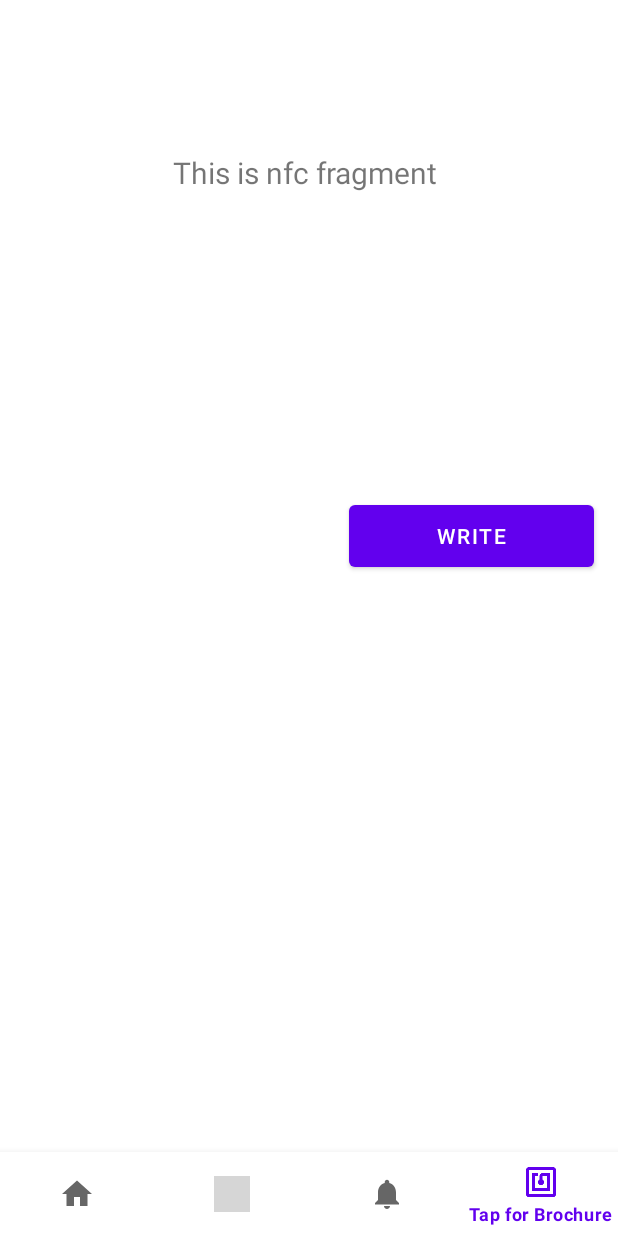
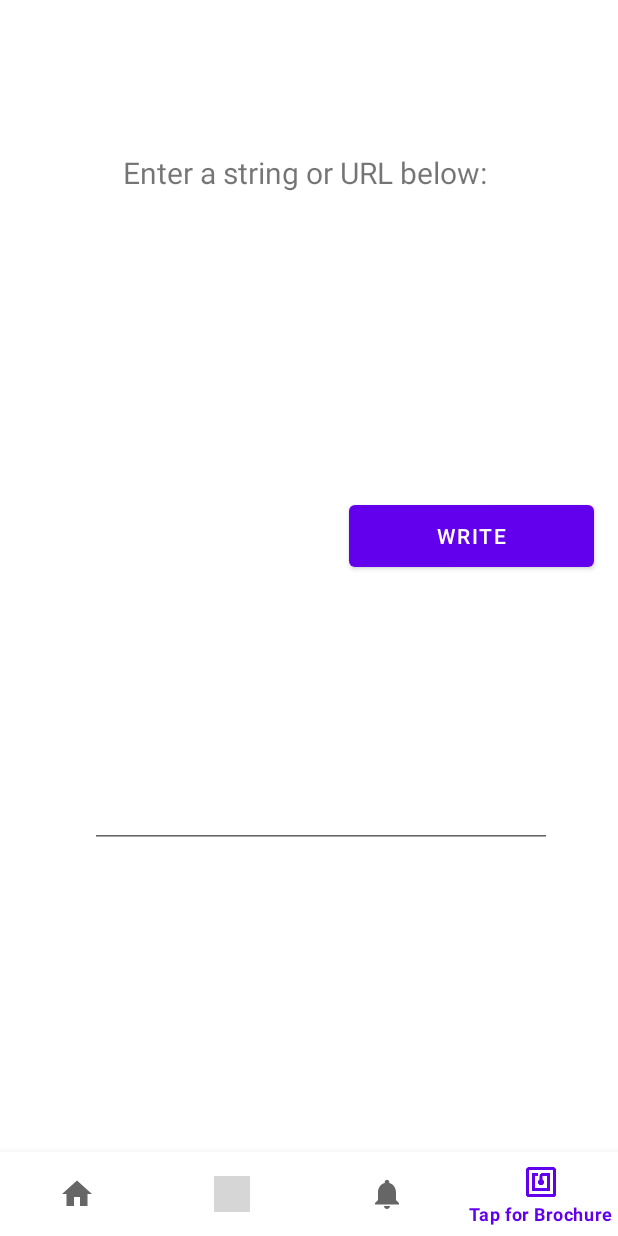
Before and after one commit to sarinderv/CMPE277-Zeus-Realty, an Android app: the NfcFragment screen opened through its navigation route, on a phone screen of 412 x 824 dp. Run offline under Robolectric (Android 15) with nearby library versions, the phone set to English and light mode, and no system bars; our stand-ins replace navigation-ui; libraries missing offline, so code that uses them is left out: com.nostra13.universalimageloader; 6 statements that could not run were skipped; grey boxes are pictures that could not be loaded.

Commit message:
text entry box for writing NFC data

```diff
--- a/android-app/app/src/main/AndroidManifest.xml
+++ b/android-app/app/src/main/AndroidManifest.xml
@@ -51,13 +51,8 @@
                 <category android:name="android.intent.category.DEFAULT"/>
                 <data android:mimeType="text/plain" />
                 <action android:name="android.nfc.action.NDEF_DISCOVERED"/>
-                <action android:name="android.nfc.action.TECH_DISCOVERED"/>
-                <action android:name="android.nfc.action.TAG_DISCOVERED"/>
             </intent-filter>
 
-            <meta-data android:name="android.nfc.action.TECH_DISCOVERED"
-                android:resource="@xml/filter_nfc"
-                />
         </activity>
 
     </application>
--- a/android-app/app/src/main/java/com/cmpe277/project/zeusrealty/ui/nfc/NfcFragment.java
+++ b/android-app/app/src/main/java/com/cmpe277/project/zeusrealty/ui/nfc/NfcFragment.java
@@ -1,8 +1,5 @@
 package com.cmpe277.project.zeusrealty.ui.nfc;
 
-import android.app.PendingIntent;
-import android.content.Intent;
-import android.nfc.NfcAdapter;
 import android.os.Bundle;
 import android.view.LayoutInflater;
 import android.view.View;
@@ -27,9 +24,18 @@ public class NfcFragment extends Fragment {
     WriteTagHelper writeHelper;
 
     private FragmentNfcBinding binding;
-    private NfcAdapter mAdapter;
-    private PendingIntent pendingIntent;
 
+    public static final String INTENT_MSG = "com.cmpe277.project.zeusrealty.ui.nfc.MESSAGE";
+
+    @Override
+    public void onCreate(Bundle savedInstanceState) {
+        super.onCreate(savedInstanceState);
+        if (getArguments() != null) {
+            String key = getArguments().getString("key");
+        }
+    }
+
+    @Override
     public View onCreateView(@NonNull LayoutInflater inflater,
                              ViewGroup container, Bundle savedInstanceState) {
         NfcViewModel nfcViewModel =
@@ -37,10 +43,6 @@ public class NfcFragment extends Fragment {
 
         binding = FragmentNfcBinding.inflate(inflater, container, false);
         View root = binding.getRoot();
-
-        mAdapter = NfcAdapter.getDefaultAdapter(getContext());
-        pendingIntent = PendingIntent.getActivity(
-                getContext(), 0, new Intent(getContext(), getClass()).addFlags(Intent.FLAG_ACTIVITY_SINGLE_TOP), 0);
 
         final TextView textView = binding.textNfc;
         nfcViewModel.getText().observe(getViewLifecycleOwner(), textView::setText);
@@ -56,8 +58,7 @@ public class NfcFragment extends Fragment {
 
         Button writeButton = binding.writeButton;
         writeButton.setOnClickListener(v -> {
-            String text = new Date().toString();
-            text += "\n NFC tag for Zeus Realty";
+            String text = binding.textInput.getText().toString();
             writeHelper.writeText(text);
         });
         return root;
@@ -71,13 +72,13 @@ public class NfcFragment extends Fragment {
 
     @Override
     public void onResume() {
-        mAdapter.enableForegroundDispatch(getActivity(), pendingIntent, null, null);
         super.onResume();
+        nfcManager.onActivityResume();
     }
 
     @Override
     public void onPause() {
-        mAdapter.disableForegroundDispatch(getActivity());
+        nfcManager.onActivityPause();
         super.onPause();
     }
 }
--- a/android-app/app/src/main/java/com/cmpe277/project/zeusrealty/ui/nfc/NfcViewModel.java
+++ b/android-app/app/src/main/java/com/cmpe277/project/zeusrealty/ui/nfc/NfcViewModel.java
@@ -10,7 +10,7 @@ public class NfcViewModel extends ViewModel {
 
     public NfcViewModel() {
         mText = new MutableLiveData<>();
-        mText.setValue("This is nfc fragment");
+        mText.setValue("Enter a string or URL below:");
     }
 
     public LiveData<String> getText() {
--- a/android-app/app/src/main/java/pillownfc/util/WriteTagHelper.java
+++ b/android-app/app/src/main/java/pillownfc/util/WriteTagHelper.java
@@ -44,13 +44,15 @@ public class WriteTagHelper implements PillowNfcManager.TagWriteErrorListener, P
 
 	@Override
 	public void onTagWritten() {
-		dialog.dismiss();
+		if (dialog != null)
+			dialog.dismiss();
 		Toast.makeText(context, R.string.tag_written_toast, Toast.LENGTH_LONG).show();;
 	}
 
 	@Override
 	public void onTagWriteError(NFCWriteException exception) {
-		dialog.dismiss();
+		if (dialog != null)
+			dialog.dismiss();
 		//TODO translate exeptions
 		Toast.makeText(context, exception.getType().toString(), Toast.LENGTH_LONG).show();
 	}
--- a/android-app/app/src/main/res/layout/fragment_nfc.xml
+++ b/android-app/app/src/main/res/layout/fragment_nfc.xml
@@ -34,4 +34,16 @@
         app:layout_constraintHorizontal_bias="0.935"
         app:layout_constraintStart_toStartOf="parent" />
 
+    <EditText
+        android:id="@+id/text_input"
+        android:layout_width="308dp"
+        android:layout_height="109dp"
+        android:layout_marginStart="60dp"
+        android:layout_marginTop="72dp"
+        android:ems="10"
+        android:gravity="start|top"
+        android:inputType="textMultiLine"
+        app:layout_constraintStart_toStartOf="parent"
+        app:layout_constraintTop_toBottomOf="@+id/write_button" />
+
 </androidx.constraintlayout.widget.ConstraintLayout>
```
Also changed, not shown: android-app/app/src/main/java/com/cmpe277/project/zeusrealty/MainActivity.java (+16 -0 lines), android-app/app/src/main/java/com/cmpe277/project/zeusrealty/ui/nfc/NfcActivity.java (+22 -3 lines), android-app/app/src/main/java/pillownfc/PillowNfcManager.java (+6 -2 lines).
